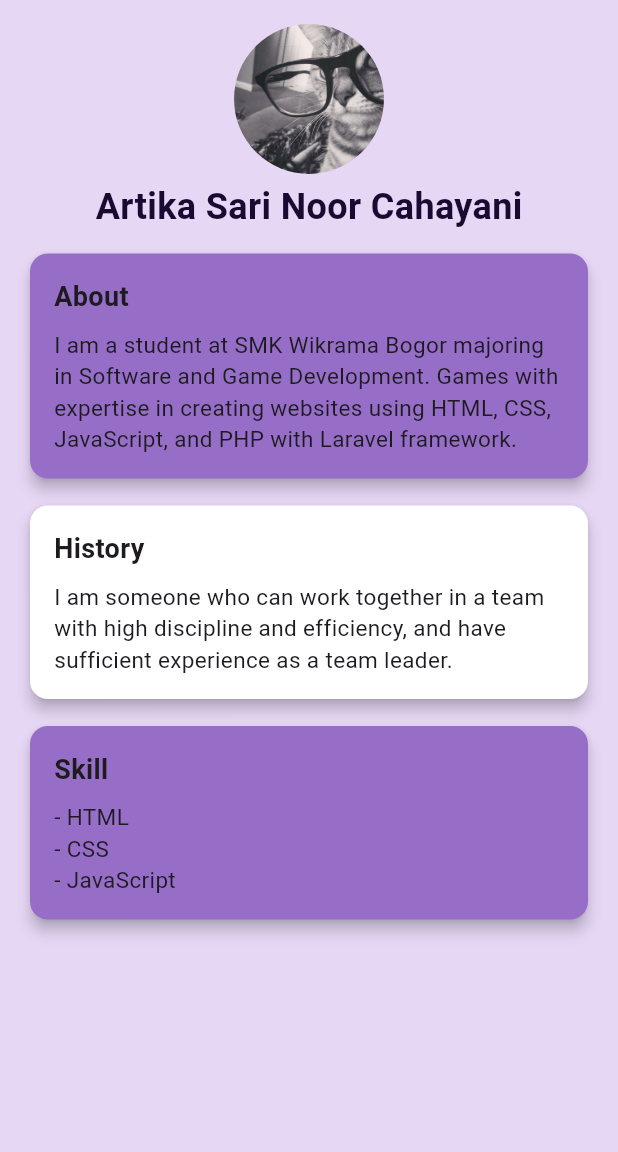
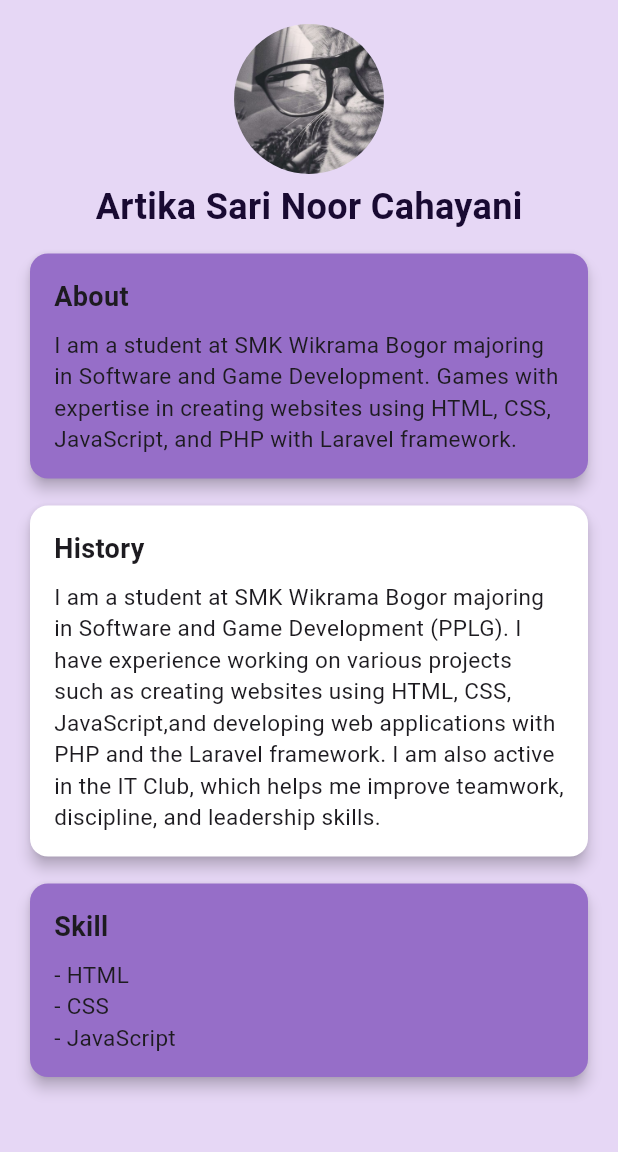
Before and after one commit to artika-sari/dataDiri-flutter, a Flutter app: the DetailProfile screen opened directly, on a phone screen of 412 x 824 dp, the part 84-1236 px from its top. Run offline on Flutter 3.47's test engine with Material 3 defaults, Android fonts, the phone set to English and light mode, and no system bars.

Commit message:
update baru

```diff
--- a/lib/detail_profile.dart
+++ b/lib/detail_profile.dart
@@ -50,8 +50,8 @@ class DetailProfile extends StatelessWidget {
                 buildProfileCard(
                   title: "History",
                   content:
-                      "I am someone who can work together in a team with high discipline and efficiency, "
-                      "and have sufficient experience as a team leader.",
+                      "I am a student at SMK Wikrama Bogor majoring in Software and Game Development (PPLG). I have experience working on various projects such as creating websites using HTML, CSS, JavaScript,"
+                      "and developing web applications with PHP and the Laravel framework. I am also active in the IT Club, which helps me improve teamwork, discipline, and leadership skills.",
                 ),
                 const SizedBox(height: 10),
                 buildProfileCard(
```
